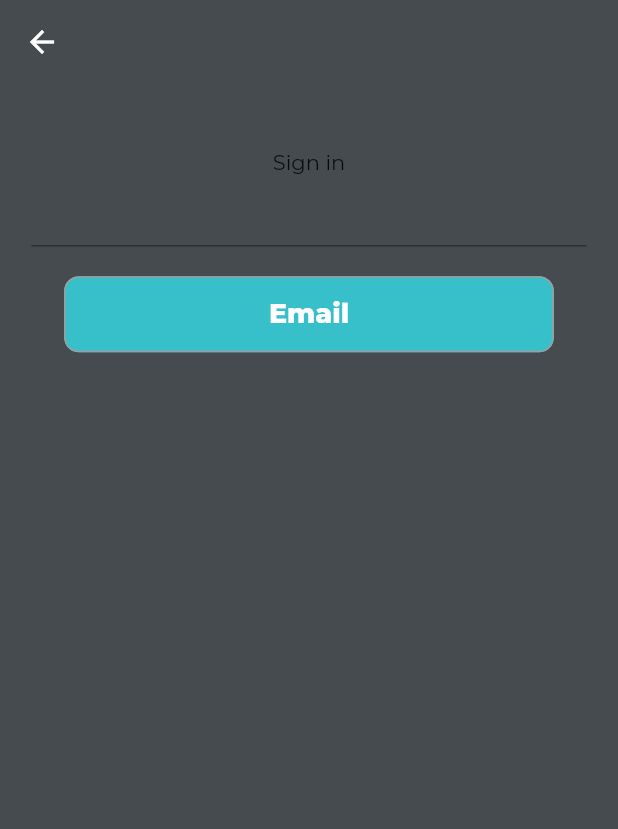
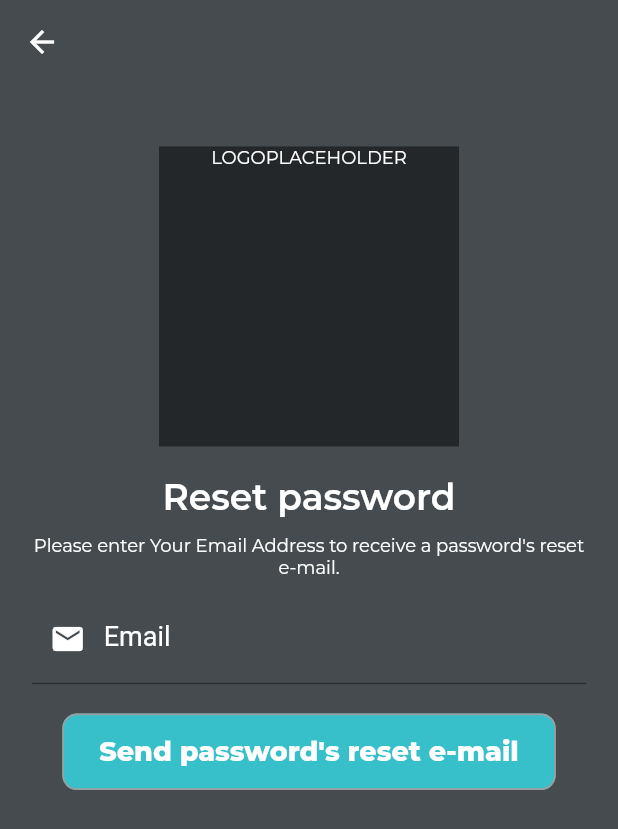
Before and after one commit to JulianGerman/B_ball, a Flutter app: the screen it shows after launch, after a tap on "Sign in", after a tap on "Forgot password ?", on a phone screen of 412 x 824 dp. Shown: the top 829 px of the screen. Run offline on Flutter 3.47's test engine with Material 2 defaults, Android fonts, the phone set to English and light mode, and no system bars; our stand-ins replace bloc, cloud_firestore, equatable, firebase_auth, firebase_core, flutter_bloc and 6 more; accounts and stored records are empty.

Commit message:
[development] Add password reset cubit, add design of password reset page

```diff
--- a/lib/constants/texts.dart
+++ b/lib/constants/texts.dart
@@ -15,4 +15,8 @@ class Texts {
   static const String ok = 'OK';
   static const String forgotPassword = 'Forgot password ?';
   static const String signUp = 'Sign up';
+  static const String resetPassword = 'Reset password';
+  static const String sendPasswordResetEmail = 'Send password\'s reset e-mail';
+  static const String pleaseEnterYourEmailAddress =
+      'Please enter Your Email Address to receive a password\'s reset e-mail.';
 }
--- a/lib/core/bloc_wrapper.dart
+++ b/lib/core/bloc_wrapper.dart
@@ -1,6 +1,7 @@
 import 'package:b_ball/core/auth_bloc/auth_bloc.dart';
 import 'package:b_ball/injector.dart';
 import 'package:b_ball/repositories/auth_repository.dart';
+import 'package:b_ball/ui/pages/password_reset_page/cubit/password_reset_cubit.dart';
 import 'package:b_ball/ui/pages/signin_page/signin_cubit/sign_in_cubit.dart';
 import 'package:flutter/material.dart';
 import 'package:flutter_bloc/flutter_bloc.dart';
@@ -28,6 +29,9 @@ class BlocWrapper extends StatelessWidget {
             BlocProvider(
               create: (context) => getIt.get<SignInCubit>(),
             ),
+            BlocProvider(
+              create: (context) => getIt.get<PasswordResetCubit>(),
+            ),
           ],
           child: child,
         ));
--- a/lib/injector.dart
+++ b/lib/injector.dart
@@ -1,5 +1,6 @@
 import 'package:b_ball/core/auth_bloc/auth_bloc.dart';
 import 'package:b_ball/repositories/auth_repository.dart';
+import 'package:b_ball/ui/pages/password_reset_page/cubit/password_reset_cubit.dart';
 import 'package:b_ball/ui/pages/signin_page/signin_cubit/sign_in_cubit.dart';
 import 'package:b_ball/ui/pages/signup_page/signup_cubit/sign_up_cubit.dart';
 import 'package:cloud_firestore/cloud_firestore.dart';
@@ -20,4 +21,7 @@ void injectorSetup() {
         authRepository: getIt.get<AuthRepository>(),
       ));
   getIt.registerFactory<SignUpCubit>(() => SignUpCubit());
+  getIt.registerFactory<PasswordResetCubit>(() => PasswordResetCubit(
+        authRepository: getIt.get<AuthRepository>(),
+      ));
 }
--- a/lib/main.dart
+++ b/lib/main.dart
@@ -27,7 +27,7 @@ class MyApp extends StatelessWidget {
   Widget build(BuildContext context) {
     return BlocWrapper(
       child: ScreenUtilInit(
-        designSize: const Size(393, 830),
+        designSize: const Size(390, 844),
         minTextAdapt: true,
         splitScreenMode: true,
         builder: ((context, child) => child!),
@@ -39,7 +39,7 @@ class MyApp extends StatelessWidget {
             SignUpPage.routeName: ((context) => const SignUpPage()),
             SignInPage.routeName: (context) => const SignInPage(),
             HomePage.routeName: (context) => const HomePage(),
-            PasswordResetPage.routeName: (context) => const PasswordResetPage(),
+            PasswordResetPage.routeName: (context) => PasswordResetPage(),
             // ProfilePage.routeName: ((context) => ProfilePage())
           },
         ),
--- a/lib/ui/dialogs/error_dialog.dart
+++ b/lib/ui/dialogs/error_dialog.dart
@@ -1,4 +1,5 @@
 import 'dart:developer';
+import 'package:b_ball/config/colors.dart';
 import 'package:b_ball/constants/texts.dart';
 import 'package:b_ball/models/custom_error.dart';
 import 'package:flutter/material.dart';
@@ -11,7 +12,11 @@ void errorDialog(BuildContext context, CustomError e) {
       builder: (context) {
         return AlertDialog(
           title: Text(e.code),
-          content:  Text('${e.plugin}\n${e.message}'),
+          content: Text(
+            '${e.plugin}\n${e.message}',
+            style:
+                CustomTypography.textStyleH3.copyWith(color: CustomColors.grey),
+          ),
           actions: [
             TextButton(
               onPressed: () => Navigator.of(context).pop(),
--- /dev/null
+++ b/lib/ui/pages/password_reset_page/cubit/password_reset_cubit.dart
@@ -0,0 +1,30 @@
+import 'package:b_ball/models/custom_error.dart';
+import 'package:b_ball/repositories/auth_repository.dart';
+import 'package:bloc/bloc.dart';
+import 'package:equatable/equatable.dart';
+
+part 'password_reset_state.dart';
+
+class PasswordResetCubit extends Cubit<PasswordResetState> {
+  final AuthRepository authRepository;
+  PasswordResetCubit({
+    required this.authRepository,
+  }) : super(PasswordResetState.initial());
+
+  Future<void> resetPassword({
+    required String email,
+  }) async {
+    emit(state.copyWith(passwordResetStatus: PasswordResetStatus.submitting));
+    try {
+      await authRepository.resetPassword(email: email);
+      emit(state.copyWith(passwordResetStatus: PasswordResetStatus.success));
+    } on CustomError catch (e) {
+      emit(
+        state.copyWith(
+          passwordResetStatus: PasswordResetStatus.error,
+          error: e,
+        ),
+      );
+    }
+  }
+}
--- /dev/null
+++ b/lib/ui/pages/password_reset_page/cubit/password_reset_state.dart
@@ -0,0 +1,42 @@
+part of 'password_reset_cubit.dart';
+
+enum PasswordResetStatus {
+  initial,
+  submitting,
+  success,
+  error,
+}
+
+class PasswordResetState extends Equatable {
+  final PasswordResetStatus passwordResetStatus;
+  final CustomError error;
+
+  const PasswordResetState({
+    required this.passwordResetStatus,
+    required this.error,
+  });
+
+  factory PasswordResetState.initial() {
+    return const PasswordResetState(
+      passwordResetStatus: PasswordResetStatus.initial,
+      error: CustomError(),
+    );
+  }
+
+  PasswordResetState copyWith({
+    PasswordResetStatus? passwordResetStatus,
+    CustomError? error,
+  }) {
+    return PasswordResetState(
+      passwordResetStatus: passwordResetStatus ?? this.passwordResetStatus,
+      error: error ?? this.error,
+    );
+  }
+
+  @override
+  List<Object> get props => [passwordResetStatus, error];
+
+  @override
+  String toString() =>
+      'PasswordResetState(passwordResetStatus: $passwordResetStatus, error: $error)';
+}
--- a/lib/ui/pages/password_reset_page/password_reset_page.dart
+++ b/lib/ui/pages/password_reset_page/password_reset_page.dart
@@ -1,28 +1,63 @@
+import 'package:b_ball/config/colors.dart';
 import 'package:b_ball/constants/texts.dart';
+import 'package:b_ball/ui/dialogs/error_dialog.dart';
 import 'package:b_ball/ui/global_widgets/custom_elevated_button.dart';
 import 'package:b_ball/ui/global_widgets/custom_scaffold_wrapper.dart';
+import 'package:b_ball/ui/pages/password_reset_page/cubit/password_reset_cubit.dart';
 import 'package:flutter/material.dart';
 import 'package:flutter_screenutil/flutter_screenutil.dart';
+import 'package:flutter_bloc/flutter_bloc.dart';
+import 'package:validators/validators.dart';
 
-class PasswordResetPage extends StatelessWidget {
+class PasswordResetPage extends StatefulWidget {
   static const String routeName = '/passwordReset';
   const PasswordResetPage({Key? key}) : super(key: key);
+
+  @override
+  State<PasswordResetPage> createState() => _PasswordResetPageState();
+}
+
+class _PasswordResetPageState extends State<PasswordResetPage> {
+  final GlobalKey<FormState> _formKey = GlobalKey<FormState>();
+  AutovalidateMode _autovalidateMode = AutovalidateMode.disabled;
+
+  String? _email;
 
   @override
   Widget build(BuildContext context) {
     return CustomScaffoldWrapper(
       automaticallyImplyLeading: true,
-      child: SingleChildScrollView(
       child: Center(
         child: Column(
           children: [
             SizedBox(height: 100.h),
-              Text(
-                Texts.signIn,
+            Container(
+              height: 200,
+              width: 200,
+              color: CustomColors.bottomBackGroundColor,
+              child: const Text(
+                'LOGOPLACEHOLDER',
+                style: CustomTypography.textStyleH4,
+                textAlign: TextAlign.center,
               ),
+            ),
+            SizedBox(height: 20.h),
+            const Text(
+              Texts.resetPassword,
+              style: CustomTypography.textStyleH2,
+            ),
+            SizedBox(height: 10.h),
+            Padding(
+              padding: EdgeInsets.symmetric(horizontal: 20.w),
+              child: const Text(
+                Texts.pleaseEnterYourEmailAddress,
+                style: CustomTypography.textStyleH5,
+                textAlign: TextAlign.center,
+              ),
+            ),
+            SizedBox(height: 10.h),
             _buildResetPasswordForm(),
           ],
-          ),
         ),
       ),
     );
@@ -31,17 +66,57 @@ class PasswordResetPage extends StatelessWidget {
   Padding _buildResetPasswordForm() {
     return Padding(
       padding: EdgeInsets.symmetric(horizontal: 20.w),
-      child: Form(
+      child: BlocConsumer<PasswordResetCubit, PasswordResetState>(
+        listener: (context, state) {
+          if (state.passwordResetStatus == PasswordResetStatus.error) {
+            errorDialog(context, state.error);
+          }
+        },
+        builder: (context, state) {
+          return Form(
+            key: _formKey,
+            autovalidateMode: _autovalidateMode,
             child: Column(
+              mainAxisAlignment: MainAxisAlignment.end,
               children: [
-            TextFormField(),
+                TextFormField(
+                  keyboardType: TextInputType.emailAddress,
+                  autocorrect: false,
+                  decoration: const InputDecoration(
+                    labelText: Texts.email,
+                    prefixIcon: Icon(Icons.email),
+                  ),
+                  validator: (String? value) {
+                    if (value == null || value.trim().isEmpty) {
+                      return Texts.emailRequired;
+                    }
+                    if (!isEmail(value.trim())) {
+                      return Texts.emailValidationError;
+                    }
+                    return null;
+                  },
+                  onSaved: (String? value) {
+                    _email = value;
+                  },
+                ),
                 SizedBox(height: 20.h),
-            CustomEleveatedButton(onPressed: _submit, content: Texts.email)
+                CustomEleveatedButton(
+                    onPressed: _submit, content: Texts.sendPasswordResetEmail)
               ],
             ),
+          );
+        },
       ),
     );
   }
 
-  void _submit() {}
+  void _submit() {
+    _autovalidateMode = AutovalidateMode.always;
+    if (mounted) setState(() {});
+    final form = _formKey.currentState;
+    if (form == null || !form.validate()) return;
+
+    form.save();
+    context.read<PasswordResetCubit>().resetPassword(email: _email!);
   }
+}
--- a/lib/ui/pages/signin_page/widgets/signin_form.dart
+++ b/lib/ui/pages/signin_page/widgets/signin_form.dart
@@ -19,8 +19,8 @@ class SignInForm extends StatefulWidget {
 }
 
 class _SignInFormState extends State<SignInForm> {
+
   final GlobalKey<FormState> _formKey = GlobalKey<FormState>();
-
   AutovalidateMode _autovalidateMode = AutovalidateMode.disabled;
 
   // TextFields:
```
Lines whose indentation alone changed are shown as unchanged.
